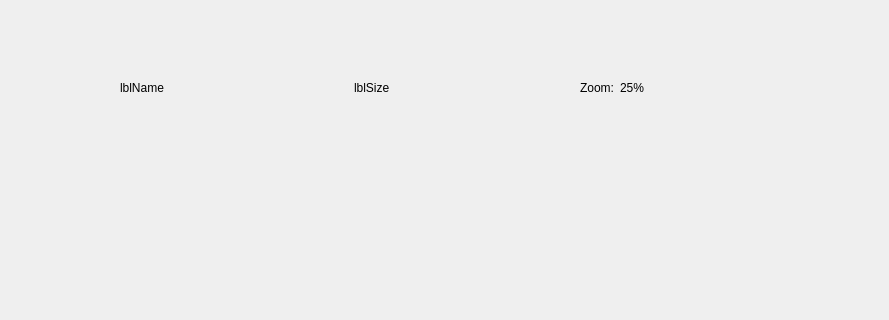
Above: src/imageViewer.ui from solyoma/falconG before the change; both pictures show x 123 to 1012 and y 0 to 320 of the 1012 by 609 pixel window. Below: the same form after it.
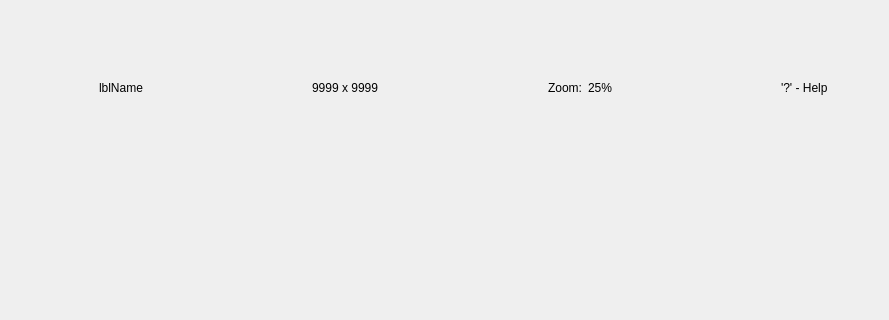
That is the form after the change.

Commit message: image info background is visible on all image

Diff of the .ui file:
```diff
--- a/src/imageViewer.ui
+++ b/src/imageViewer.ui
@@ -80,7 +80,7 @@
     <item>
      <widget class="QLabel" name="lblSize">
       <property name="text">
-       <string>lblSize</string>
+       <string>9999 x 9999</string>
       </property>
      </widget>
     </item>
@@ -124,6 +124,13 @@
       </property>
      </spacer>
     </item>
+    <item>
+     <widget class="QLabel" name="label_2">
+      <property name="text">
+       <string>'?' - Help</string>
+      </property>
+     </widget>
+    </item>
    </layout>
   </widget>
  </widget>
```
The commit also changes 1 other file.
